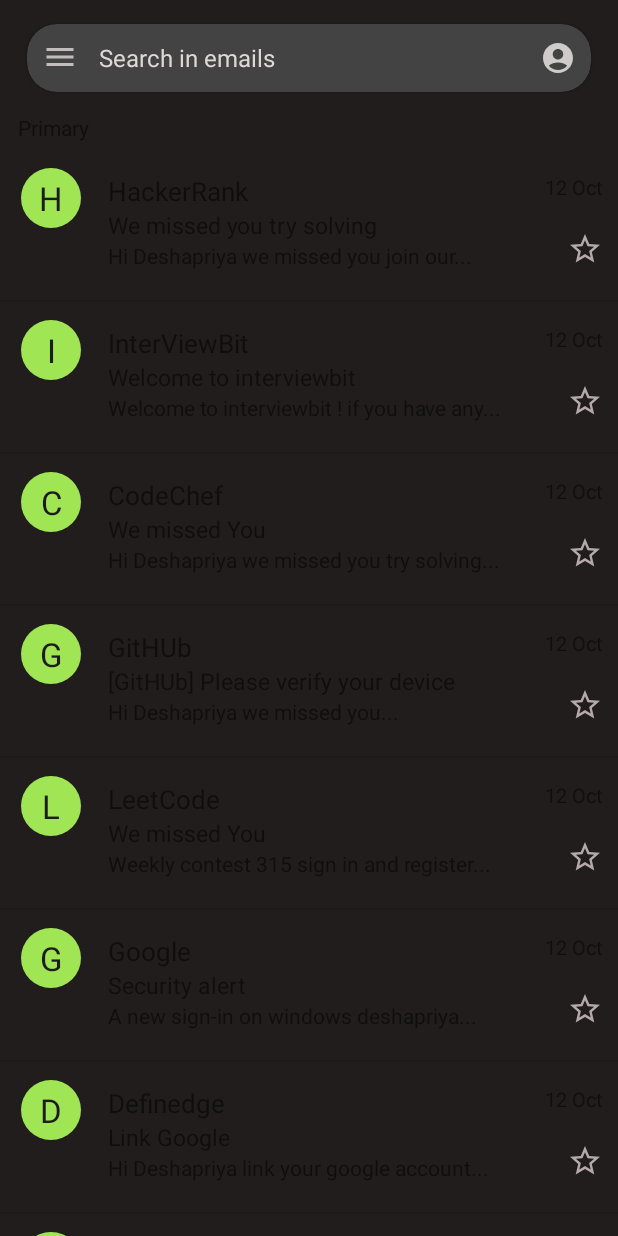
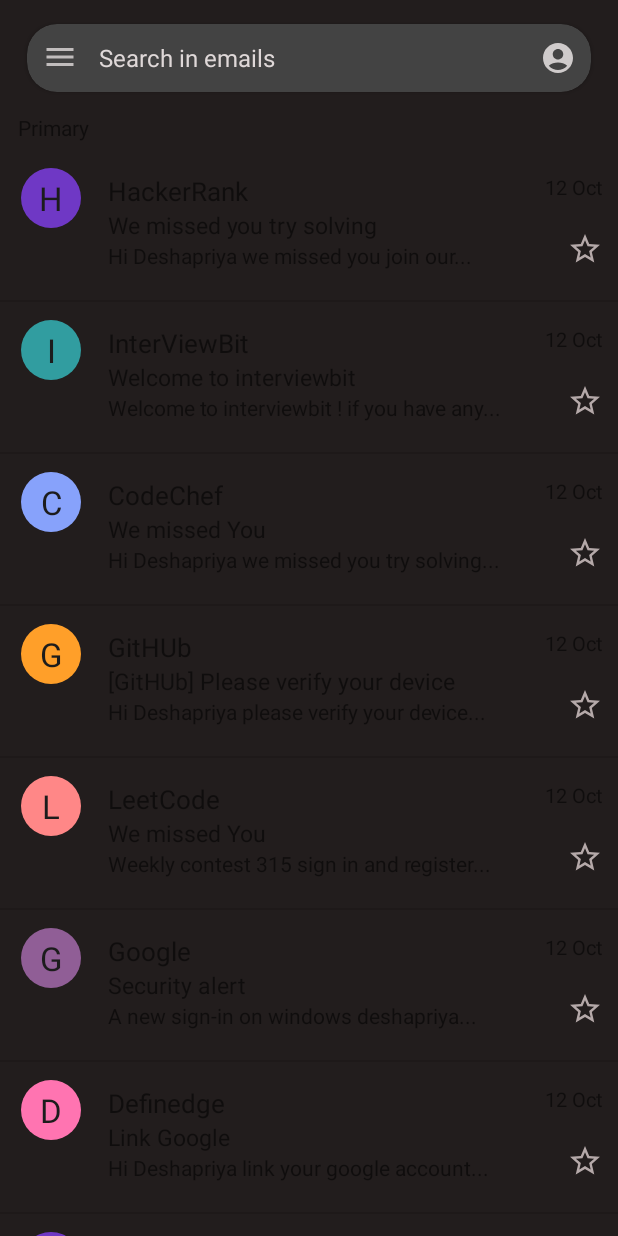
Before and after one commit to deshapriyakhatua/listViewProject, an Android app: the screen it shows after launch (MainActivity), on a phone screen of 412 x 824 dp. Run offline under Robolectric (Android 15) with nearby library versions, the phone set to English and light mode, and no system bars.

Commit message:
14 10 2022

```diff
--- a/app/src/main/java/com/example/listviewproject/MainActivity.java
+++ b/app/src/main/java/com/example/listviewproject/MainActivity.java
@@ -5,6 +5,8 @@ import androidx.annotation.Nullable;
 import androidx.appcompat.app.AppCompatActivity;
 
 import android.content.Context;
+import android.content.res.ColorStateList;
+import android.graphics.Color;
 import android.os.Bundle;
 import android.view.LayoutInflater;
 import android.view.View;
@@ -27,27 +29,27 @@ public class MainActivity extends AppCompatActivity {
 
         ArrayList<Data> list = new ArrayList<>();
 
-        list.add(new Data("H","HackerRank","We missed you try solving","Hi Deshapriya we missed you join our..."));
-        list.add(new Data("I","InterViewBit","Welcome to interviewbit","Welcome to interviewbit ! if you have any..."));
-        list.add(new Data("C","CodeChef","We missed You","Hi Deshapriya we missed you try solving..."));
-        list.add(new Data("G","GitHUb","[GitHUb] Please verify your device","Hi Deshapriya we missed you..."));
-        list.add(new Data("L","LeetCode","We missed You","Weekly contest 315 sign in and register..."));
-        list.add(new Data("G","Google","Security alert","A new sign-in on windows deshapriya..."));
-        list.add(new Data("D","Definedge","Link Google","Hi Deshapriya link your google account..."));
-        list.add(new Data("H","HackerRank","We missed you try solving","Hi Deshapriya we missed you join our..."));
-        list.add(new Data("I","InterViewBit","Welcome to interviewbit","Welcome to interviewbit ! if you have any..."));
-        list.add(new Data("C","CodeChef","We missed You","Hi Deshapriya we missed you try solving..."));
-        list.add(new Data("G","GitHUb","[GitHUb] Please verify your device","Hi Deshapriya we missed you..."));
-        list.add(new Data("L","LeetCode","We missed You","Weekly contest 315 sign in and register..."));
-        list.add(new Data("G","Google","Security alert","A new sign-in on windows deshapriya..."));
-        list.add(new Data("D","Definedge","Link Google","Hi Deshapriya link your google account..."));
-        list.add(new Data("H","HackerRank","We missed you try solving","Hi Deshapriya we missed you join our..."));
-        list.add(new Data("I","InterViewBit","Welcome to interviewbit","Welcome to interviewbit ! if you have any..."));
-        list.add(new Data("C","CodeChef","We missed You","Hi Deshapriya we missed you try solving..."));
-        list.add(new Data("G","GitHUb","[GitHUb] Please verify your device","Hi Deshapriya we missed you..."));
-        list.add(new Data("L","LeetCode","We missed You","Weekly contest 315 sign in and register..."));
-        list.add(new Data("G","Google","Security alert","A new sign-in on windows deshapriya..."));
-        list.add(new Data("D","Definedge","Link Google","Hi Deshapriya link your google account..."));
+        list.add(new Data("H","#6F38C5","HackerRank","We missed you try solving","Hi Deshapriya we missed you join our..."));
+        list.add(new Data("I","#319DA0","InterViewBit","Welcome to interviewbit","Welcome to interviewbit ! if you have any..."));
+        list.add(new Data("C","#87A2FB","CodeChef","We missed You","Hi Deshapriya we missed you try solving..."));
+        list.add(new Data("G","#FF9F29","GitHUb","[GitHUb] Please verify your device","Hi Deshapriya please verify your device..."));
+        list.add(new Data("L","#FF8787","LeetCode","We missed You","Weekly contest 315 sign in and register..."));
+        list.add(new Data("G","#905E96","Google","Security alert","A new sign-in on windows deshapriya..."));
+        list.add(new Data("D","#FF74B1","Definedge","Link Google","Hi Deshapriya link your google account..."));
+        list.add(new Data("H","#6F38C5","HackerRank","We missed you try solving","Hi Deshapriya we missed you join our..."));
+        list.add(new Data("I","#319DA0","InterViewBit","Welcome to interviewbit","Welcome to interviewbit ! if you have any..."));
+        list.add(new Data("C","#87A2FB","CodeChef","We missed You","Hi Deshapriya we missed you try solving..."));
+        list.add(new Data("G","#FF9F29","GitHUb","[GitHUb] Please verify your device","Hi Deshapriya please verify your device..."));
+        list.add(new Data("L","#FF8787","LeetCode","We missed You","Weekly contest 315 sign in and register..."));
+        list.add(new Data("G","#905E96","Google","Security alert","A new sign-in on windows deshapriya..."));
+        list.add(new Data("D","#FF74B1","Definedge","Link Google","Hi Deshapriya link your google account..."));
+        list.add(new Data("H","#6F38C5","HackerRank","We missed you try solving","Hi Deshapriya we missed you join our..."));
+        list.add(new Data("I","#319DA0","InterViewBit","Welcome to interviewbit","Welcome to interviewbit ! if you have any..."));
+        list.add(new Data("C","#87A2FB","CodeChef","We missed You","Hi Deshapriya we missed you try solving..."));
+        list.add(new Data("G","#FF9F29","GitHUb","[GitHUb] Please verify your device","Hi Deshapriya please verify your device..."));
+        list.add(new Data("L","#FF8787","LeetCode","We missed You","Weekly contest 315 sign in and register..."));
+        list.add(new Data("G","#905E96","Google","Security alert","A new sign-in on windows deshapriya..."));
+        list.add(new Data("D","#FF74B1","Definedge","Link Google","Hi Deshapriya link your google account..."));
 
 
         CustomAdapter customAdapter = new CustomAdapter(this, R.layout.card_view, list);
@@ -61,12 +63,14 @@ public class MainActivity extends AppCompatActivity {
     public class Data{
 
         String nameChar;
+        String color;
         String name;
         String subject;
         String content;
 
-        public Data(String nameChar,String name,String subject,String content){
+        public Data(String nameChar, String color, String name, String subject, String content){
             this.nameChar=nameChar;
+            this.color=color;
             this.name=name;
             this.subject=subject;
             this.content=content;
@@ -79,6 +83,10 @@ public class MainActivity extends AppCompatActivity {
         public void setNameChar(String nameChar) {
             this.nameChar = nameChar;
         }
+
+        public String getColor() { return color; }
+
+        public void setColor(String color) { this.color = color; }
 
         public String getName() {
             return name;
@@ -130,9 +138,11 @@ public class MainActivity extends AppCompatActivity {
             TextView content = convertView.findViewById(R.id.textView4);
 
             nameChar.setText(getItem(position).getNameChar());
+            nameChar.setBackgroundTintList(ColorStateList.valueOf(Color.parseColor(getItem(position).getColor())));
             name.setText(getItem(position).getName());
             subject.setText(getItem(position).getSubject());
             content.setText(getItem(position).getContent());
+
 
             return  convertView;
         }
```
